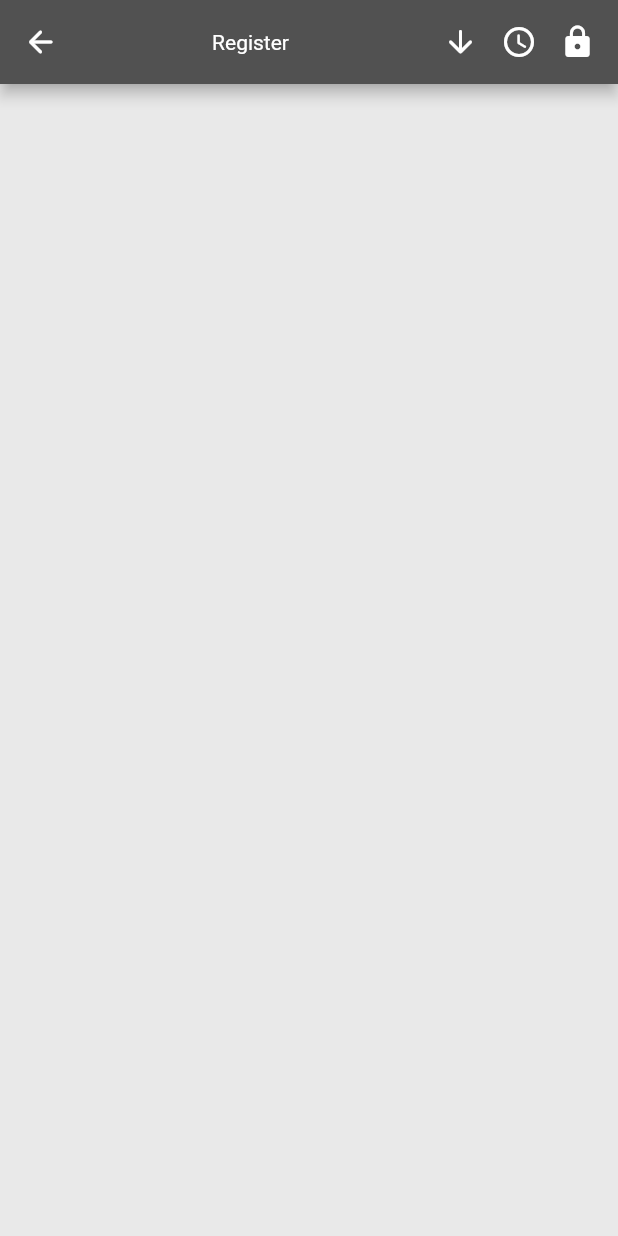
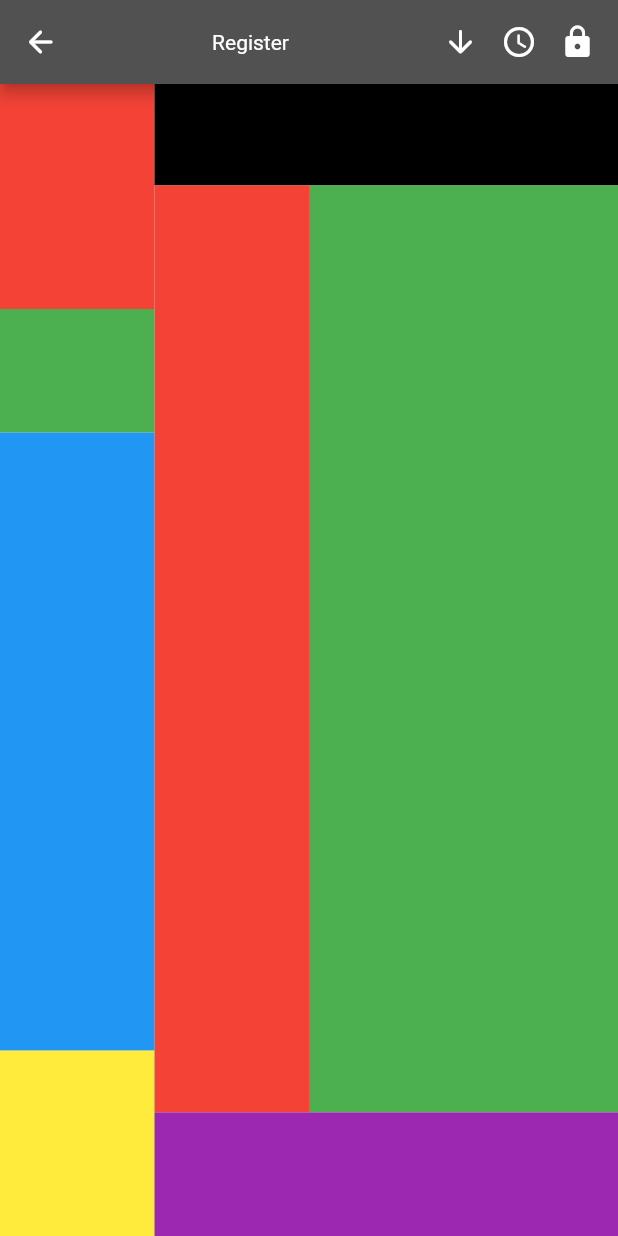
Before and after one commit to ademir2011/registro_web, a Flutter app: the screen it shows after launch, on a phone screen of 412 x 824 dp. Run offline on Flutter 3.47's test engine with Material 2 defaults, Android fonts, the light colour scheme and no system bars; our stand-ins replace flutter_modular.

Commit message:
criação do layout responsivo

```diff
--- a/lib/src/register/presenter/pages/register_page.dart
+++ b/lib/src/register/presenter/pages/register_page.dart
@@ -10,7 +10,10 @@ class RegisterPage extends StatefulWidget {
 class _RegisterPageState extends State<RegisterPage> {
   @override
   Widget build(BuildContext context) {
+    final size = MediaQuery.of(context).size;
+    final appBarHeightPercentage = ((AppBar().preferredSize.height * 100) / size.height) / 100;
     return Scaffold(
+      backgroundColor: Theme.of(context).scaffoldBackgroundColor,
       appBar: AppBar(
         actions: const [
           SizedBox(width: 15),
@@ -31,7 +34,73 @@ class _RegisterPageState extends State<RegisterPage> {
           SizedBox(width: 15),
         ],
       ),
-      body: Container(),
+      body: Row(
+        children: [
+          SizedBox(
+            width: size.width * 0.25,
+            child: Column(
+              children: const [
+                SideMenuCashPage(),
+              ],
+            ),
+          ),
+          SizedBox(
+            width: size.width * 0.75,
+            child: Column(
+              children: [
+                SizedBox(
+                    height: size.height * (0.15 - appBarHeightPercentage),
+                    child: Container(
+                      color: Colors.black,
+                    )),
+                SizedBox(
+                  height: size.height * 0.75,
+                  child: Row(
+                    children: [
+                      SizedBox(
+                        width: size.width * 0.25,
+                        child: Container(color: Colors.red),
+                      ),
+                      SizedBox(
+                        width: size.width * 0.50,
+                        child: Container(color: Colors.green),
+                      ),
+                    ],
+                  ),
+                ),
+                SizedBox(
+                    height: size.height * 0.10,
+                    child: Container(
+                      color: Colors.purple,
+                    )),
+              ],
+            ),
+          ),
+        ],
+      ),
     );
   }
 }
+
+class SideMenuCashPage extends StatefulWidget {
+  const SideMenuCashPage({Key? key}) : super(key: key);
+
+  @override
+  State<SideMenuCashPage> createState() => _SideMenuCashPageState();
+}
+
+class _SideMenuCashPageState extends State<SideMenuCashPage> {
+  @override
+  Widget build(BuildContext context) {
+    final size = MediaQuery.of(context).size;
+    final appBarHeightPercentage = ((AppBar().preferredSize.height * 100) / size.height) / 100;
+    return Column(
+      children: [
+        SizedBox(height: size.height * (0.25 - appBarHeightPercentage), child: Container(color: Colors.red)),
+        SizedBox(height: size.height * 0.10, child: Container(color: Colors.green)),
+        SizedBox(height: size.height * 0.50, child: Container(color: Colors.blue)),
+        SizedBox(height: size.height * 0.15, child: Container(color: Colors.yellow)),
+      ],
+    );
+  }
+}
```
